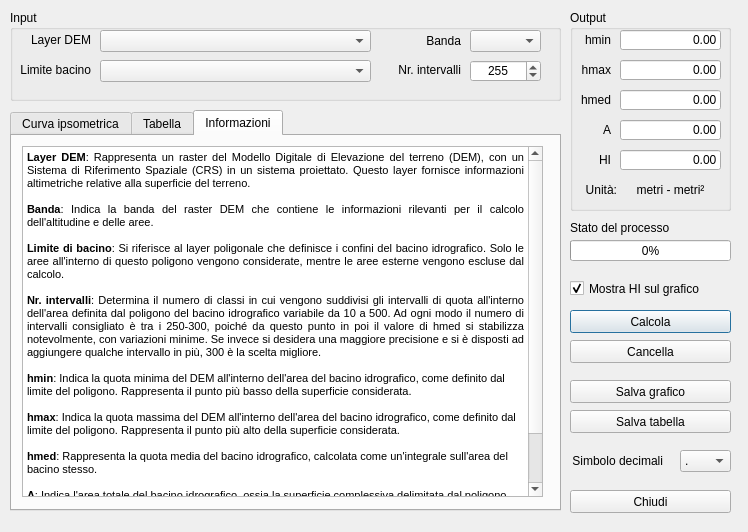
This is hypsometric_curve_dialog_base.ui in drFaustino/Hypsometric-curve as Qt 5 draws it before an edit. The edited form follows.
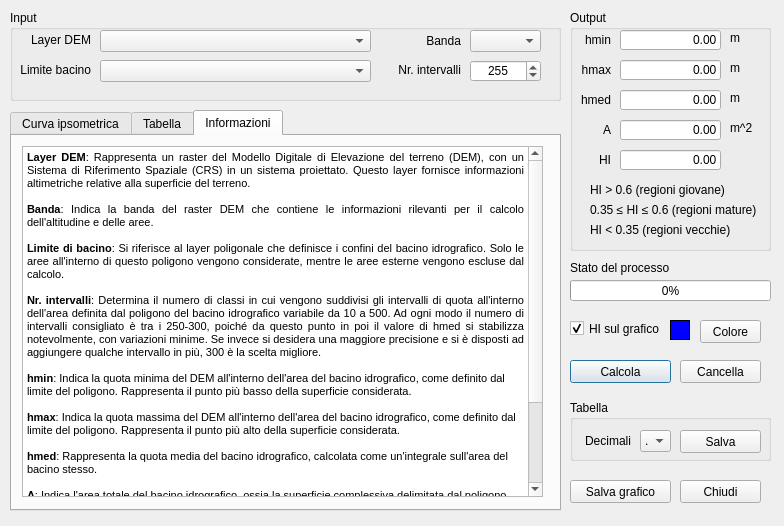
This is the edited form. The open tabs and pages were chosen to show the change.

The edit to the form file:
```diff
--- a/hypsometric_curve_dialog_base.ui
+++ b/hypsometric_curve_dialog_base.ui
@@ -6,8 +6,8 @@
    <rect>
     <x>0</x>
     <y>0</y>
-    <width>748</width>
-    <height>532</height>
+    <width>784</width>
+    <height>526</height>
    </rect>
   </property>
   <property name="windowTitle">
@@ -147,8 +147,8 @@
     <rect>
      <x>570</x>
      <y>10</y>
-     <width>161</width>
-     <height>201</height>
+     <width>201</width>
+     <height>241</height>
     </rect>
    </property>
    <property name="title">
@@ -335,33 +335,101 @@
    <widget class="QLabel" name="label_12">
     <property name="geometry">
      <rect>
-      <x>6</x>
+      <x>20</x>
       <y>170</y>
-      <width>41</width>
+      <width>171</width>
       <height>20</height>
      </rect>
     </property>
     <property name="text">
-     <string>Unità:</string>
+     <string>HI &gt; 0.6 (regioni giovane)</string>
     </property>
     <property name="alignment">
-     <set>Qt::AlignRight|Qt::AlignTrailing|Qt::AlignVCenter</set>
+     <set>Qt::AlignLeading|Qt::AlignLeft|Qt::AlignVCenter</set>
     </property>
    </widget>
    <widget class="QLabel" name="label_unity">
     <property name="geometry">
      <rect>
-      <x>50</x>
-      <y>170</y>
-      <width>101</width>
+      <x>160</x>
+      <y>20</y>
+      <width>31</width>
+      <height>16</height>
+     </rect>
+    </property>
+    <property name="text">
+     <string>m</string>
+    </property>
+   </widget>
+   <widget class="QLabel" name="lbl_hmax">
+    <property name="geometry">
+     <rect>
+      <x>160</x>
+      <y>50</y>
+      <width>31</width>
+      <height>16</height>
+     </rect>
+    </property>
+    <property name="text">
+     <string>m</string>
+    </property>
+   </widget>
+   <widget class="QLabel" name="lbl_hmed">
+    <property name="geometry">
+     <rect>
+      <x>160</x>
+      <y>80</y>
+      <width>31</width>
+      <height>16</height>
+     </rect>
+    </property>
+    <property name="text">
+     <string>m</string>
+    </property>
+   </widget>
+   <widget class="QLabel" name="lbl_A">
+    <property name="geometry">
+     <rect>
+      <x>160</x>
+      <y>110</y>
+      <width>31</width>
+      <height>16</height>
+     </rect>
+    </property>
+    <property name="text">
+     <string>m^2</string>
+    </property>
+   </widget>
+   <widget class="QLabel" name="lbl_note2">
+    <property name="geometry">
+     <rect>
+      <x>20</x>
+      <y>190</y>
+      <width>171</width>
       <height>20</height>
      </rect>
     </property>
     <property name="text">
-     <string>metri - metri²</string>
+     <string>0.35 ≤ HI ≤ 0.6 (regioni mature)</string>
     </property>
     <property name="alignment">
-     <set>Qt::AlignCenter</set>
+     <set>Qt::AlignLeading|Qt::AlignLeft|Qt::AlignVCenter</set>
+    </property>
+   </widget>
+   <widget class="QLabel" name="lbl_note3">
+    <property name="geometry">
+     <rect>
+      <x>20</x>
+      <y>210</y>
+      <width>171</width>
+      <height>20</height>
+     </rect>
+    </property>
+    <property name="text">
+     <string>HI &lt; 0.35 (regioni vecchie)</string>
+    </property>
+    <property name="alignment">
+     <set>Qt::AlignLeading|Qt::AlignLeft|Qt::AlignVCenter</set>
     </property>
    </widget>
   </widget>
@@ -501,7 +569,7 @@
 &lt;p style=&quot;-qt-paragraph-type:empty; margin-top:0px; margin-bottom:0px; margin-left:0px; margin-right:0px; -qt-block-indent:0; text-indent:0px;&quot;&gt;&lt;br /&gt;&lt;/p&gt;
 &lt;p style=&quot; margin-top:0px; margin-bottom:0px; margin-left:0px; margin-right:0px; -qt-block-indent:0; text-indent:0px;&quot;&gt;&lt;span style=&quot; font-weight:600;&quot;&gt;A&lt;/span&gt;: Indica l'area totale del bacino idrografico, ossia la superficie complessiva delimitata dal poligono del bacino.&lt;/p&gt;
 &lt;p style=&quot;-qt-paragraph-type:empty; margin-top:0px; margin-bottom:0px; margin-left:0px; margin-right:0px; -qt-block-indent:0; text-indent:0px;&quot;&gt;&lt;br /&gt;&lt;/p&gt;
-&lt;p style=&quot; margin-top:0px; margin-bottom:0px; margin-left:0px; margin-right:0px; -qt-block-indent:0; text-indent:0px;&quot;&gt;&lt;span style=&quot; font-weight:600;&quot;&gt;HI&lt;/span&gt;: È il valore dell'integrale ipsometrico, che rappresenta l'area sotto la curva ipsometrica. Questo valore è utilizzato per analizzare la distribuzione delle altezze all'interno del bacino idrografico.&lt;/p&gt;&lt;/body&gt;&lt;/html&gt;</string>
+&lt;p style=&quot; margin-top:0px; margin-bottom:0px; margin-left:0px; margin-right:0px; -qt-block-indent:0; text-indent:0px;&quot;&gt;&lt;span style=&quot; font-weight:600;&quot;&gt;HI&lt;/span&gt;: È il valore dell'integrale ipsometrico, che rappresenta l'area sotto la curva ipsometrica. Questo valore è utilizzato per analizzare la distribuzione delle altezze all'interno del bacino idrografico. Dalla forma della curva si hanno indicazioni sul grado di evoluzione del bacino. Le curve convesse caratterizzano regioni giovani leggermente erose (HI &amp;gt; 0.6), quelle a forma di 'S' caratterizzano regioni moderatamente erose (0.35 &amp;lt;= HI &amp;lt;= 0.6), mentre quelle concave indicano regioni vecchie e altamente erose (HI &amp;lt; 0.35).&lt;/p&gt;&lt;/body&gt;&lt;/html&gt;</string>
      </property>
      <property name="textInteractionFlags">
       <set>Qt::NoTextInteraction</set>
@@ -513,8 +581,8 @@
    <property name="geometry">
     <rect>
      <x>570</x>
-     <y>310</y>
-     <width>161</width>
+     <y>360</y>
+     <width>101</width>
      <height>23</height>
     </rect>
    </property>
@@ -525,9 +593,9 @@
   <widget class="QPushButton" name="pushButton_canc">
    <property name="geometry">
     <rect>
-     <x>570</x>
-     <y>340</y>
-     <width>161</width>
+     <x>680</x>
+     <y>360</y>
+     <width>81</width>
      <height>23</height>
     </rect>
    </property>
@@ -535,25 +603,12 @@
     <string>Cancella</string>
    </property>
   </widget>
-  <widget class="QPushButton" name="pushButton_salva_tab">
-   <property name="geometry">
-    <rect>
-     <x>570</x>
-     <y>410</y>
-     <width>161</width>
-     <height>23</height>
-    </rect>
-   </property>
-   <property name="text">
-    <string>Salva tabella</string>
-   </property>
-  </widget>
   <widget class="QPushButton" name="pushButton_salva_graph">
    <property name="geometry">
     <rect>
      <x>570</x>
-     <y>380</y>
-     <width>161</width>
+     <y>480</y>
+     <width>101</width>
      <height>23</height>
     </rect>
    </property>
@@ -564,9 +619,9 @@
   <widget class="QPushButton" name="pushButton_close">
    <property name="geometry">
     <rect>
-     <x>570</x>
-     <y>490</y>
-     <width>161</width>
+     <x>680</x>
+     <y>480</y>
+     <width>81</width>
      <height>23</height>
     </rect>
    </property>
@@ -578,8 +633,8 @@
    <property name="geometry">
     <rect>
      <x>570</x>
-     <y>240</y>
-     <width>161</width>
+     <y>280</y>
+     <width>201</width>
      <height>21</height>
     </rect>
    </property>
@@ -591,7 +646,7 @@
    <property name="geometry">
     <rect>
      <x>570</x>
-     <y>220</y>
+     <y>260</y>
      <width>101</width>
      <height>16</height>
     </rect>
@@ -603,58 +658,122 @@
     <set>Qt::AlignLeading|Qt::AlignLeft|Qt::AlignVCenter</set>
    </property>
   </widget>
-  <widget class="QComboBox" name="cmb_decimal">
-   <property name="geometry">
-    <rect>
-     <x>680</x>
-     <y>450</y>
-     <width>51</width>
-     <height>22</height>
-    </rect>
-   </property>
-   <item>
-    <property name="text">
-     <string>.</string>
-    </property>
-   </item>
-   <item>
-    <property name="text">
-     <string>,</string>
-    </property>
-   </item>
-  </widget>
-  <widget class="QLabel" name="label_11">
-   <property name="geometry">
-    <rect>
-     <x>572</x>
-     <y>450</y>
-     <width>91</width>
-     <height>21</height>
-    </rect>
-   </property>
-   <property name="text">
-    <string>Simbolo decimali</string>
-   </property>
-   <property name="alignment">
-    <set>Qt::AlignRight|Qt::AlignTrailing|Qt::AlignVCenter</set>
-   </property>
-  </widget>
   <widget class="QCheckBox" name="checkBox_HI">
    <property name="geometry">
     <rect>
      <x>570</x>
-     <y>280</y>
-     <width>161</width>
+     <y>320</y>
+     <width>91</width>
      <height>17</height>
     </rect>
    </property>
    <property name="text">
-    <string>Mostra HI sul grafico</string>
+    <string>HI sul grafico</string>
    </property>
    <property name="checked">
     <bool>true</bool>
    </property>
   </widget>
+  <widget class="QLabel" name="lbl_color">
+   <property name="geometry">
+    <rect>
+     <x>670</x>
+     <y>320</y>
+     <width>20</width>
+     <height>20</height>
+    </rect>
+   </property>
+   <property name="styleSheet">
+    <string notr="true">background-color: rgb(0, 0, 255);</string>
+   </property>
+   <property name="frameShape">
+    <enum>QFrame::Box</enum>
+   </property>
+   <property name="frameShadow">
+    <enum>QFrame::Plain</enum>
+   </property>
+   <property name="text">
+    <string/>
+   </property>
+   <property name="textInteractionFlags">
+    <set>Qt::NoTextInteraction</set>
+   </property>
+  </widget>
+  <widget class="QPushButton" name="pushButton_color">
+   <property name="geometry">
+    <rect>
+     <x>700</x>
+     <y>320</y>
+     <width>61</width>
+     <height>23</height>
+    </rect>
+   </property>
+   <property name="text">
+    <string>Colore</string>
+   </property>
+  </widget>
+  <widget class="QGroupBox" name="groupBox_3">
+   <property name="geometry">
+    <rect>
+     <x>570</x>
+     <y>400</y>
+     <width>201</width>
+     <height>61</height>
+    </rect>
+   </property>
+   <property name="title">
+    <string>Tabella</string>
+   </property>
+   <widget class="QLabel" name="label_11">
+    <property name="geometry">
+     <rect>
+      <x>10</x>
+      <y>30</y>
+      <width>51</width>
+      <height>21</height>
+     </rect>
+    </property>
+    <property name="text">
+     <string>Decimali</string>
+    </property>
+    <property name="alignment">
+     <set>Qt::AlignRight|Qt::AlignTrailing|Qt::AlignVCenter</set>
+    </property>
+   </widget>
+   <widget class="QComboBox" name="cmb_decimal">
+    <property name="geometry">
+     <rect>
+      <x>70</x>
+      <y>30</y>
+      <width>31</width>
+      <height>22</height>
+     </rect>
+    </property>
+    <item>
+     <property name="text">
+      <string>.</string>
+     </property>
+    </item>
+    <item>
+     <property name="text">
+      <string>,</string>
+     </property>
+    </item>
+   </widget>
+   <widget class="QPushButton" name="pushButton_salva_tab">
+    <property name="geometry">
+     <rect>
+      <x>110</x>
+      <y>30</y>
+      <width>81</width>
+      <height>23</height>
+     </rect>
+    </property>
+    <property name="text">
+     <string>Salva</string>
+    </property>
+   </widget>
+  </widget>
  </widget>
  <resources/>
  <connections/>
```
Left out of the diff: 4 changed lines with no effect on the pictures.
